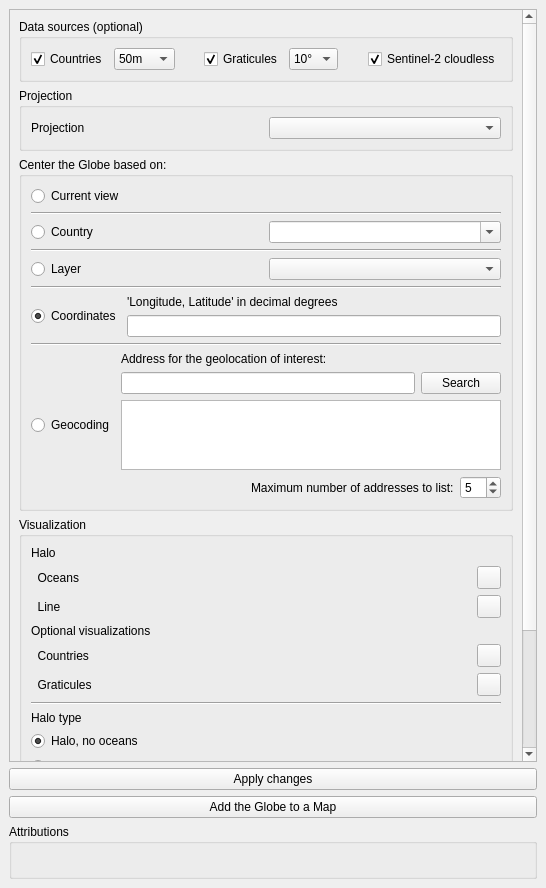
Above: GlobeBuilder/resources/ui/globe_builder_dockwidget_base.ui from majaes/Map2Globe before the change. Below: the same form after it.
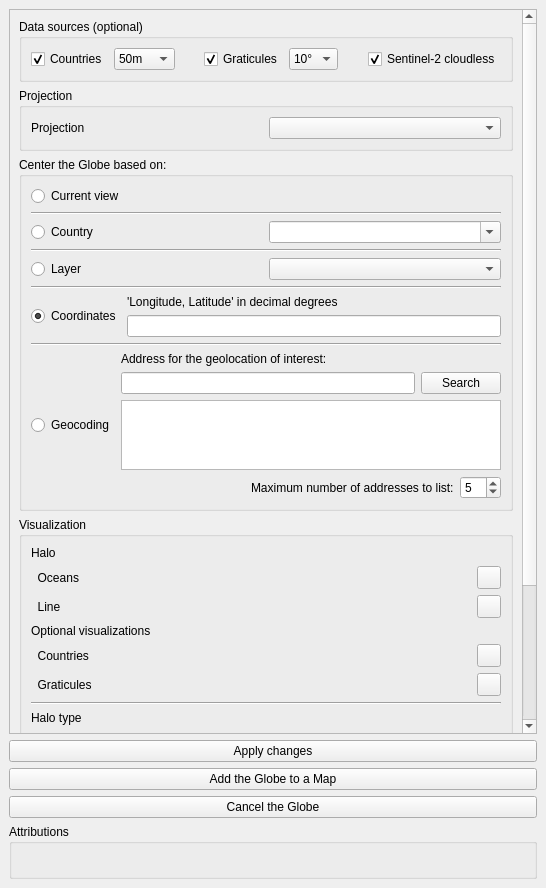
That is the form after the change. Custom widgets are drawn as their Qt base class.

Commit message: Add a 'Cancel the Globe' button restoring the flat map (v0.7.4)

```diff
--- a/GlobeBuilder/resources/ui/globe_builder_dockwidget_base.ui
+++ b/GlobeBuilder/resources/ui/globe_builder_dockwidget_base.ui
@@ -626,6 +626,13 @@
           </property>
          </widget>
         </item>
+        <item>
+         <widget class="QPushButton" name="pushButtonCancel">
+          <property name="text">
+           <string>Cancel the Globe</string>
+          </property>
+         </widget>
+        </item>
        </layout>
       </item>
       <item>
```
The commit also changes 6 other files.
